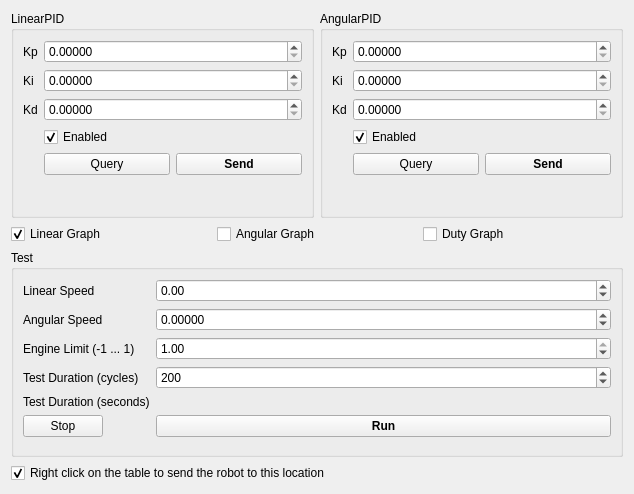
First picture: the form in remote/majiks/subwindows/asservwindow.ui, repository VictorDubois/KrabiRobotique, before the edit.
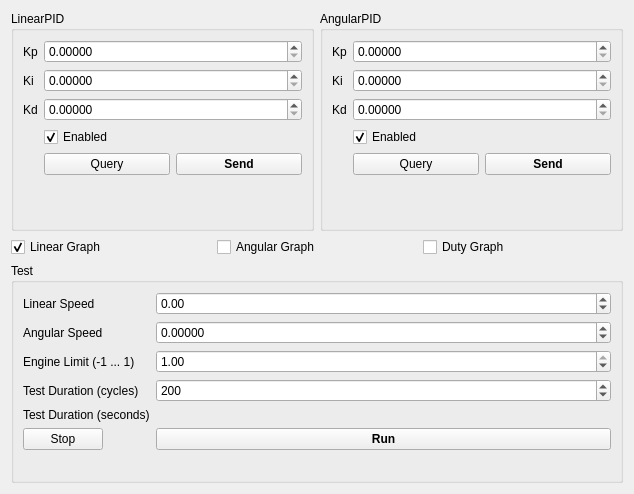
Second picture: the form after the edit.

```diff
--- a/remote/majiks/subwindows/asservwindow.ui
+++ b/remote/majiks/subwindows/asservwindow.ui
@@ -363,16 +363,6 @@
      </layout>
     </widget>
    </item>
-   <item>
-    <widget class="QCheckBox" name="clickGoto">
-     <property name="text">
-      <string>Right click on the table to send the robot to this location</string>
-     </property>
-     <property name="checked">
-      <bool>true</bool>
-     </property>
-    </widget>
-   </item>
   </layout>
  </widget>
  <resources/>
```
